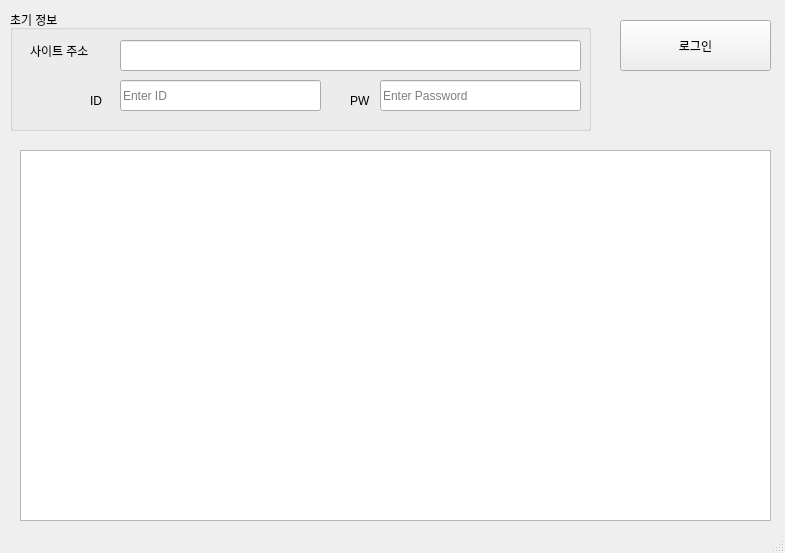
The window that NaverCrawlUI/NaverCrawlUI.ui (kimhopepa/PythonPjt) describes before a commit, drawn with Qt 5.
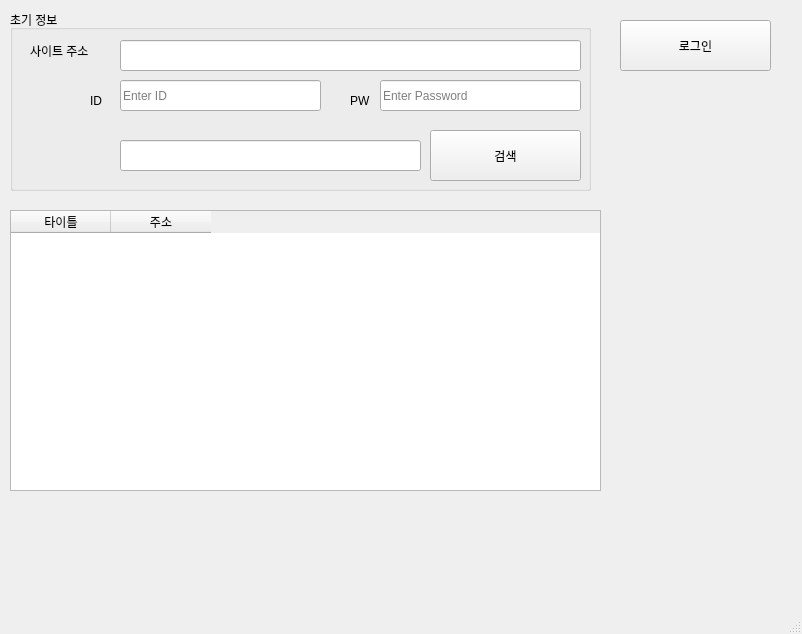
The same window after the commit.

The edit to the form file:
```diff
--- a/NaverCrawlUI/NaverCrawlUI.ui
+++ b/NaverCrawlUI/NaverCrawlUI.ui
@@ -6,8 +6,8 @@
    <rect>
     <x>0</x>
     <y>0</y>
-    <width>785</width>
-    <height>553</height>
+    <width>802</width>
+    <height>634</height>
    </rect>
   </property>
   <property name="windowTitle">
@@ -33,7 +33,7 @@
       <x>10</x>
       <y>10</y>
       <width>581</width>
-      <height>121</height>
+      <height>181</height>
      </rect>
     </property>
     <property name="title">
@@ -135,16 +135,58 @@
       <string/>
      </property>
     </widget>
+    <widget class="QPushButton" name="pushButton_Search">
+     <property name="geometry">
+      <rect>
+       <x>420</x>
+       <y>120</y>
+       <width>151</width>
+       <height>51</height>
+      </rect>
+     </property>
+     <property name="text">
+      <string>검색</string>
+     </property>
+    </widget>
+    <widget class="QLineEdit" name="lineEdit_URL">
+     <property name="geometry">
+      <rect>
+       <x>110</x>
+       <y>130</y>
+       <width>301</width>
+       <height>31</height>
+      </rect>
+     </property>
+     <property name="inputMethodHints">
+      <set>Qt::ImhNone</set>
+     </property>
+     <property name="echoMode">
+      <enum>QLineEdit::Normal</enum>
+     </property>
+     <property name="placeholderText">
+      <string/>
+     </property>
+    </widget>
    </widget>
    <widget class="QTableWidget" name="tableWidget">
     <property name="geometry">
      <rect>
-      <x>20</x>
-      <y>150</y>
-      <width>751</width>
-      <height>371</height>
+      <x>10</x>
+      <y>210</y>
+      <width>591</width>
+      <height>281</height>
      </rect>
     </property>
+    <column>
+     <property name="text">
+      <string>타이틀</string>
+     </property>
+    </column>
+    <column>
+     <property name="text">
+      <string>주소</string>
+     </property>
+    </column>
    </widget>
    <zorder>groupBox</zorder>
    <zorder>pushButton_Connect</zorder>
```
Left out of the diff: 4 changed lines with no effect on the pictures.
